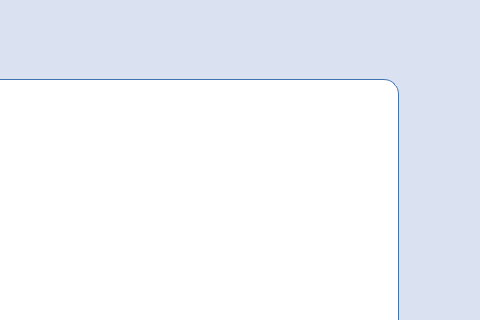
This is Planner/agendamain.ui in BeliaViktoria/Planner as Qt 5 draws it before an edit; both pictures show x 520 to 1000 and y 0 to 320 of the 1000 by 650 pixel window. The edited form follows.
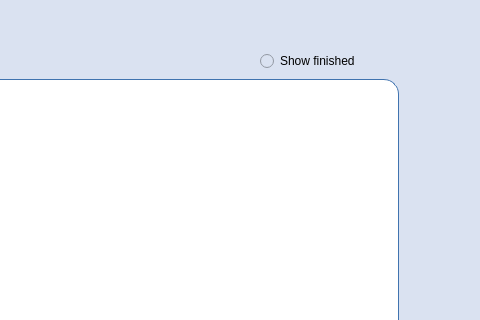
This is the edited form.

Commit message: Rename labels: added radiobutton to AgendaMain window

```diff
--- a/Planner/agendamain.ui
+++ b/Planner/agendamain.ui
@@ -253,6 +253,23 @@
      <string>+</string>
     </property>
    </widget>
+   <widget class="QRadioButton" name="radioButton_ShowFinished">
+    <property name="geometry">
+     <rect>
+      <x>510</x>
+      <y>50</y>
+      <width>131</width>
+      <height>22</height>
+     </rect>
+    </property>
+    <property name="styleSheet">
+     <string notr="true">color:rgb(0, 0, 0);
+font: 11pt &quot;Gentium Book Basic&quot;;</string>
+    </property>
+    <property name="text">
+     <string>Show finished</string>
+    </property>
+   </widget>
   </widget>
  </widget>
  <resources/>
```
Left out of the diff: 4 changed lines with no effect on the pictures. The commit also changes 2 other files.
